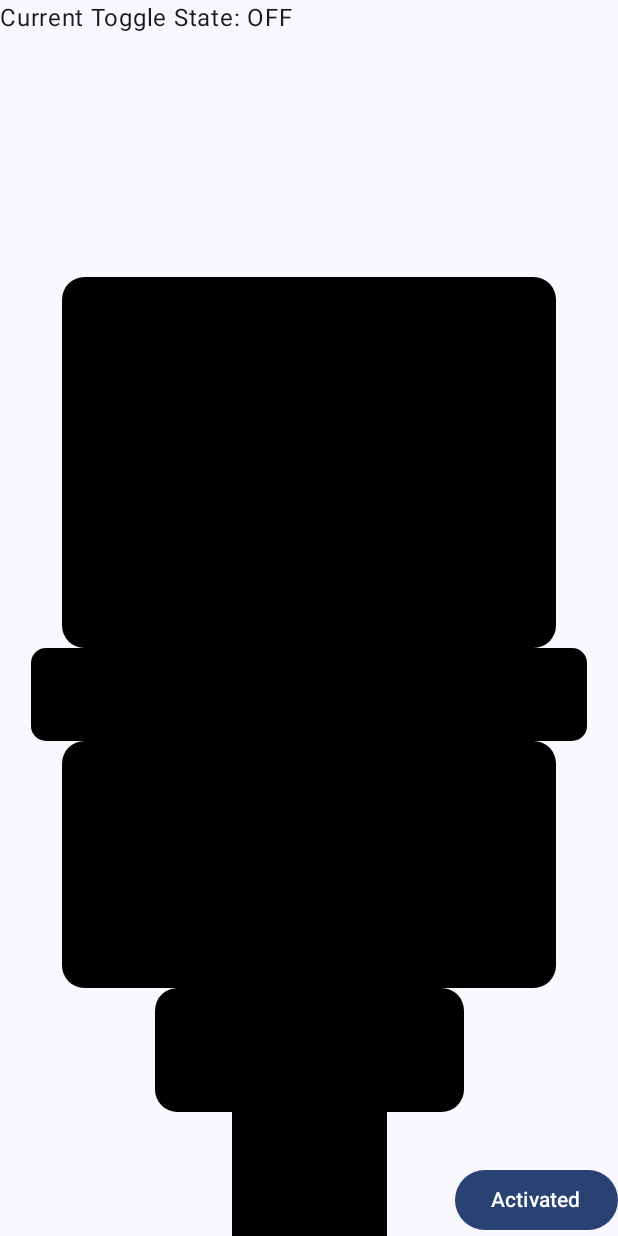
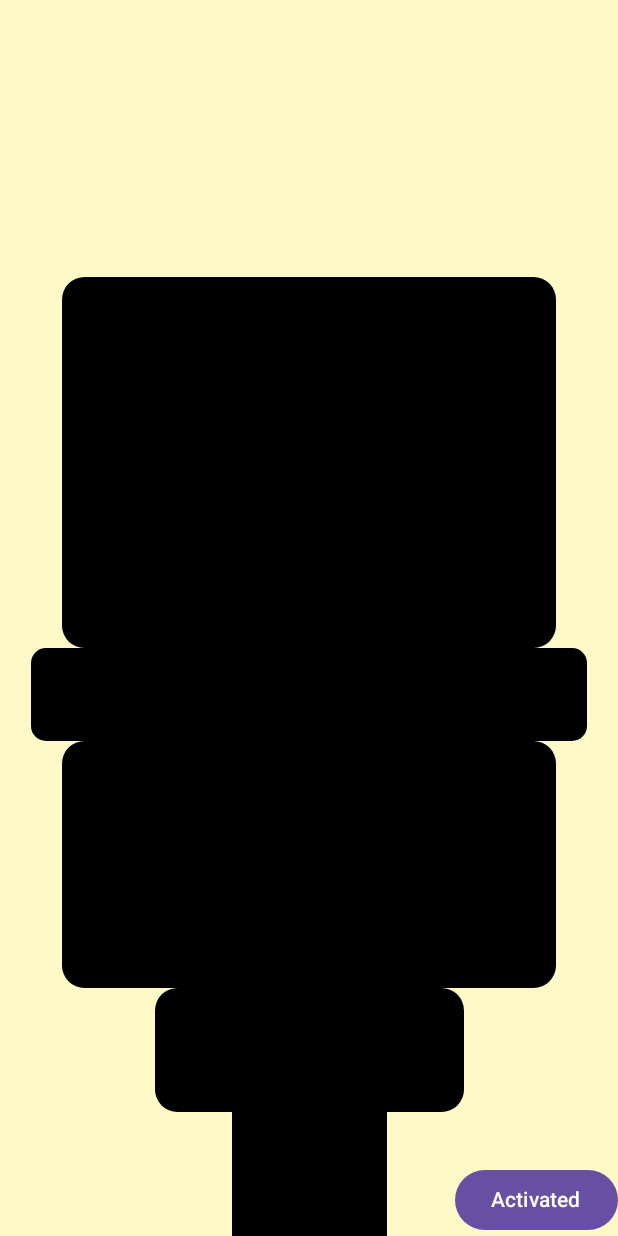
Before and after one commit to BrianGiannini/worms-attractor-android, an Android app built with Jetpack Compose: the screen it shows after launch (MainActivity), on a phone screen of 412 x 824 dp. Run offline under Robolectric (Android 15) with nearby library versions, the phone set to English and light mode, and no system bars.

Commit message:
change background color + color stystem

```diff
--- a/app/src/main/java/dev/sangui/bigwormsattractor/MainActivity.kt
+++ b/app/src/main/java/dev/sangui/bigwormsattractor/MainActivity.kt
@@ -4,10 +4,10 @@ import android.os.Bundle
 import androidx.activity.ComponentActivity
 import androidx.activity.compose.setContent
 import androidx.compose.foundation.layout.fillMaxSize
-import androidx.compose.material3.MaterialTheme
 import androidx.compose.material3.Surface
 import androidx.compose.ui.Modifier
-import dev.sangui.bigwormsattractor.ui.theme.BigWormsAttractorTheme
+import dev.sangui.bigwormsattractor.ui.theme.WormsTheme
+import dev.sangui.bigwormsattractor.ui.theme.WormsTheme.BigWormsAttractorTheme
 import dev.sangui.bigwormsattractor.view.SandWormScreen
 
 class MainActivity : ComponentActivity() {
@@ -18,7 +18,7 @@ class MainActivity : ComponentActivity() {
             BigWormsAttractorTheme {
                 Surface(
                     modifier = Modifier.fillMaxSize(),
-                    color = MaterialTheme.colorScheme.background
+                    color = WormsTheme.colors.background,
                 ) {
                     SandWormScreen()
                 }
--- a/app/src/main/java/dev/sangui/bigwormsattractor/ui/theme/Color.kt
+++ b/app/src/main/java/dev/sangui/bigwormsattractor/ui/theme/Color.kt
@@ -1,11 +1,24 @@
 package dev.sangui.bigwormsattractor.ui.theme
 
+import androidx.compose.runtime.Immutable
+import androidx.compose.runtime.staticCompositionLocalOf
 import androidx.compose.ui.graphics.Color
 
-val Purple80 = Color(0xFFD0BCFF)
-val PurpleGrey80 = Color(0xFFCCC2DC)
-val Pink80 = Color(0xFFEFB8C8)
+@Immutable
+data class WormsColors(
+    val background: Color,
+)
 
-val Purple40 = Color(0xFF6650a4)
-val PurpleGrey40 = Color(0xFF625b71)
-val Pink40 = Color(0xFF7D5260)
+fun wormsLightColors(
+    background: Color = Color(0xFF, 0xF9, 0xC8),
+): WormsColors = WormsColors(
+    background = background,
+)
+
+fun wormsDarkColors(
+    background: Color = Color(255, 204, 0),
+): WormsColors = WormsColors(
+    background = background,
+)
+
+val LocalColors = staticCompositionLocalOf { wormsDarkColors() }
--- a/app/src/main/java/dev/sangui/bigwormsattractor/ui/theme/Theme.kt
+++ b/app/src/main/java/dev/sangui/bigwormsattractor/ui/theme/Theme.kt
@@ -1,70 +1,27 @@
 package dev.sangui.bigwormsattractor.ui.theme
 
-import android.app.Activity
-import android.os.Build
 import androidx.compose.foundation.isSystemInDarkTheme
-import androidx.compose.material3.MaterialTheme
-import androidx.compose.material3.darkColorScheme
-import androidx.compose.material3.dynamicDarkColorScheme
-import androidx.compose.material3.dynamicLightColorScheme
-import androidx.compose.material3.lightColorScheme
 import androidx.compose.runtime.Composable
-import androidx.compose.runtime.SideEffect
-import androidx.compose.ui.graphics.toArgb
-import androidx.compose.ui.platform.LocalContext
-import androidx.compose.ui.platform.LocalView
-import androidx.core.view.WindowCompat
+import androidx.compose.runtime.CompositionLocalProvider
+import androidx.compose.runtime.ReadOnlyComposable
 
-private val DarkColorScheme = darkColorScheme(
-    primary = Purple80,
-    secondary = PurpleGrey80,
-    tertiary = Pink80
-)
+object WormsTheme {
+    val colors: WormsColors
+        @Composable
+        @ReadOnlyComposable
+        get() = LocalColors.current
 
-private val LightColorScheme = lightColorScheme(
-    primary = Purple40,
-    secondary = PurpleGrey40,
-    tertiary = Pink40
-
-    /* Other default colors to override
-    background = Color(0xFFFFFBFE),
-    surface = Color(0xFFFFFBFE),
-    onPrimary = Color.White,
-    onSecondary = Color.White,
-    onTertiary = Color.White,
-    onBackground = Color(0xFF1C1B1F),
-    onSurface = Color(0xFF1C1B1F),
-    */
-)
-
-@Composable
-fun BigWormsAttractorTheme(
-    darkTheme: Boolean = isSystemInDarkTheme(),
-    // Dynamic color is available on Android 12+
-    dynamicColor: Boolean = true,
-    content: @Composable () -> Unit
-) {
-    val colorScheme = when {
-        dynamicColor && Build.VERSION.SDK_INT >= Build.VERSION_CODES.S -> {
-            val context = LocalContext.current
-            if (darkTheme) dynamicDarkColorScheme(context) else dynamicLightColorScheme(context)
+    @Composable
+    fun BigWormsAttractorTheme(
+        colors: WormsColors = if (isSystemInDarkTheme()) wormsDarkColors() else wormsLightColors(),
+        content: @Composable () -> Unit
+    ) {
+        CompositionLocalProvider(
+            LocalColors provides colors,
+        ) {
+            content()
         }
 
-        darkTheme -> DarkColorScheme
-        else -> LightColorScheme
-    }
-    val view = LocalView.current
-    if (!view.isInEditMode) {
-        SideEffect {
-            val window = (view.context as Activity).window
-            window.statusBarColor = colorScheme.primary.toArgb()
-            WindowCompat.getInsetsController(window, view).isAppearanceLightStatusBars = darkTheme
-        }
     }
 
-    MaterialTheme(
-        colorScheme = colorScheme,
-        typography = Typography,
-        content = content
-    )
 }
--- a/app/src/main/java/dev/sangui/bigwormsattractor/view/SandWormScreen.kt
+++ b/app/src/main/java/dev/sangui/bigwormsattractor/view/SandWormScreen.kt
@@ -110,8 +110,6 @@ fun SandWormScreen() {
     Box(
         modifier = Modifier.fillMaxSize()
     ) {
-        Text("Current Toggle State: ${if (toggleState) "ON" else "OFF"}")
-
         Button(
             modifier = Modifier.align(Alignment.BottomEnd),
             onClick = {
```
